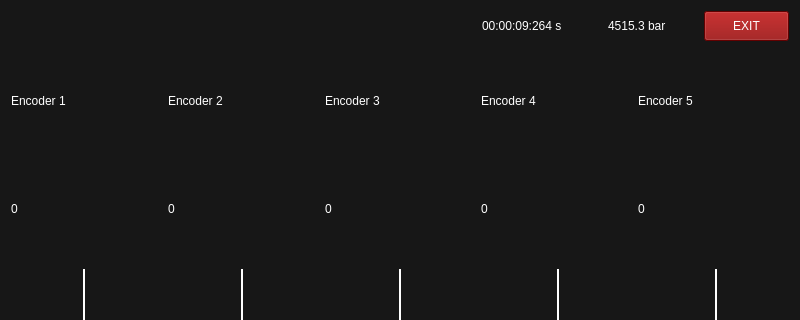
The window that src/ui/mainwindow.ui (MrFrangipane/frangitron-raspberry) describes before a commit, drawn with Qt 5; both pictures show x 0 to 800 and y 0 to 320 of the 800 by 480 pixel window.
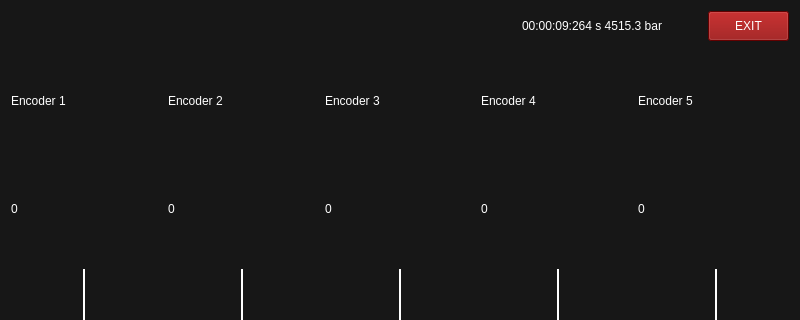
The same window after the commit. Custom widgets are drawn as their Qt base class.

Commit message: fix sequencer painting

```diff
--- a/src/ui/mainwindow.ui
+++ b/src/ui/mainwindow.ui
@@ -14,7 +14,11 @@
    <string>MainWindow</string>
   </property>
   <property name="styleSheet">
-   <string notr="true">QWidget {
+   <string notr="true">* {
+	font-size: 12px;
+}
+
+QWidget {
 	color: white;
 	background-color: rgb(23, 23, 23);
 }
@@ -310,18 +314,18 @@
     </layout>
    </item>
    <item row="1" column="0" colspan="4">
-    <layout class="QHBoxLayout" name="layoutInfos">
+    <layout class="QHBoxLayout" name="layoutInfos" stretch="0,0,0">
      <item>
       <widget class="SequencerWidget" name="sequencer" native="true">
        <property name="sizePolicy">
-        <sizepolicy hsizetype="Fixed" vsizetype="Preferred">
+        <sizepolicy hsizetype="Preferred" vsizetype="Preferred">
          <horstretch>0</horstretch>
          <verstretch>0</verstretch>
         </sizepolicy>
        </property>
        <property name="minimumSize">
         <size>
-         <width>465</width>
+         <width>505</width>
          <height>0</height>
         </size>
        </property>
@@ -330,44 +334,25 @@
      <item>
       <widget class="QLabel" name="infos_left">
        <property name="sizePolicy">
-        <sizepolicy hsizetype="Fixed" vsizetype="Preferred">
+        <sizepolicy hsizetype="Preferred" vsizetype="Preferred">
          <horstretch>0</horstretch>
          <verstretch>0</verstretch>
         </sizepolicy>
        </property>
        <property name="minimumSize">
         <size>
-         <width>120</width>
+         <width>180</width>
          <height>0</height>
         </size>
        </property>
        <property name="text">
-        <string>00:00:09:264 s </string>
+        <string>00:00:09:264 s 4515.3 bar</string>
        </property>
        <property name="alignment">
         <set>Qt::AlignLeading|Qt::AlignLeft|Qt::AlignVCenter</set>
        </property>
       </widget>
      </item>
-     <item>
-      <widget class="QLabel" name="infos_right">
-       <property name="sizePolicy">
-        <sizepolicy hsizetype="Fixed" vsizetype="Preferred">
-         <horstretch>0</horstretch>
-         <verstretch>0</verstretch>
-        </sizepolicy>
-       </property>
-       <property name="minimumSize">
-        <size>
-         <width>90</width>
-         <height>0</height>
-        </size>
-       </property>
-       <property name="text">
-        <string>4515.3 bar</string>
-       </property>
-      </widget>
-     </item>
      <item>
       <widget class="QPushButton" name="exit">
        <property name="sizePolicy">
```
Left out of the diff: 2 changed lines with no effect on the pictures. The commit also changes 1 other file.
